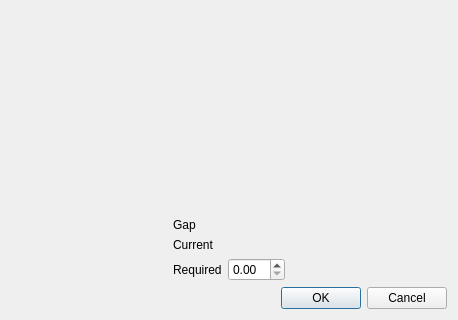
Qt form IhepMlcControl/Resources/UI/qSlicerIhepPairOfLeavesControlDialog.ui (MichaelColonel/SlicerRT) before a commit; both pictures show x 0 to 458 and y 153 to 473 of the 458 by 473 pixel window.
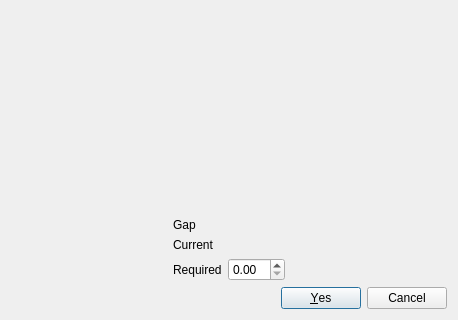
The same form after that commit. Custom widgets are drawn as their Qt base class.

Commit message: ENH: MLC control dialog

```diff
--- a/IhepMlcControl/Resources/UI/qSlicerIhepPairOfLeavesControlDialog.ui
+++ b/IhepMlcControl/Resources/UI/qSlicerIhepPairOfLeavesControlDialog.ui
@@ -1,7 +1,13 @@
 <?xml version="1.0" encoding="UTF-8"?>
 <ui version="4.0">
  <class>qSlicerIhepPairOfLeavesControlDialog</class>
- <widget class="QDialog" name="PairOfLeavesControlDialog">
+ <widget class="QDialog" name="qSlicerIhepPairOfLeavesControlDialog">
+  <property name="windowModality">
+   <enum>Qt::ApplicationModal</enum>
+  </property>
+  <property name="enabled">
+   <bool>true</bool>
+  </property>
   <property name="geometry">
    <rect>
     <x>0</x>
@@ -231,11 +237,14 @@
    </item>
    <item row="1" column="0">
     <widget class="QDialogButtonBox" name="buttonBox">
+     <property name="enabled">
+      <bool>true</bool>
+     </property>
      <property name="orientation">
       <enum>Qt::Horizontal</enum>
      </property>
      <property name="standardButtons">
-      <set>QDialogButtonBox::Cancel|QDialogButtonBox::Ok</set>
+      <set>QDialogButtonBox::Cancel|QDialogButtonBox::Yes</set>
      </property>
     </widget>
    </item>
```
Left out of the diff: 40 changed lines with no effect on the pictures. The commit also changes 6 other files.
